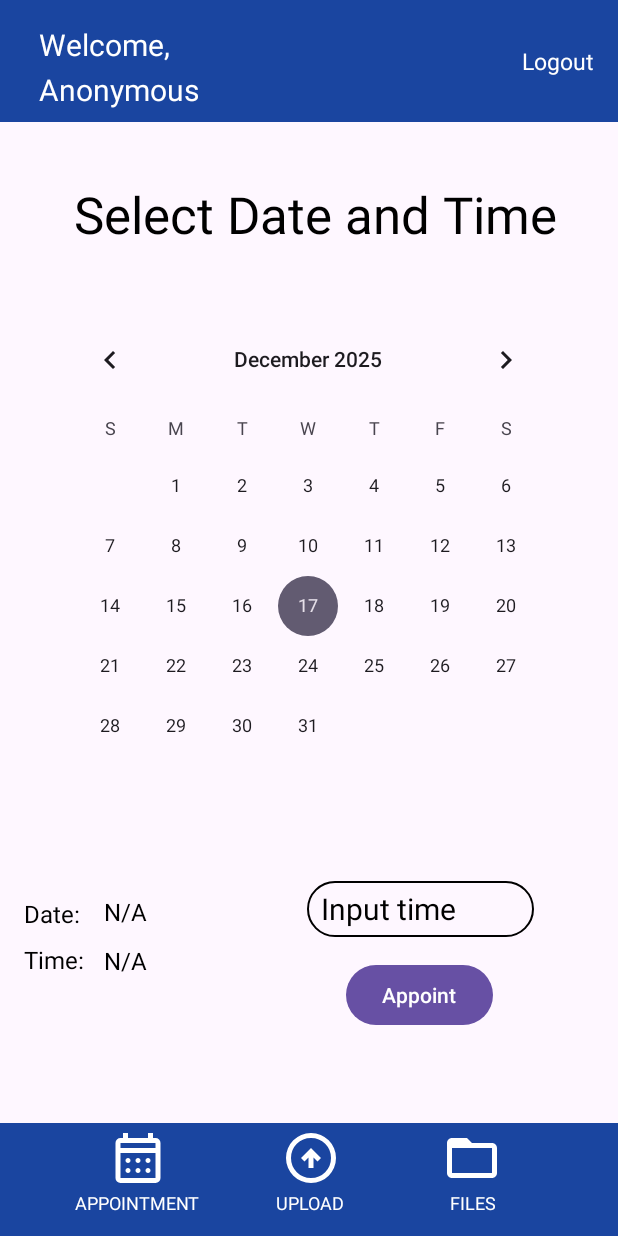
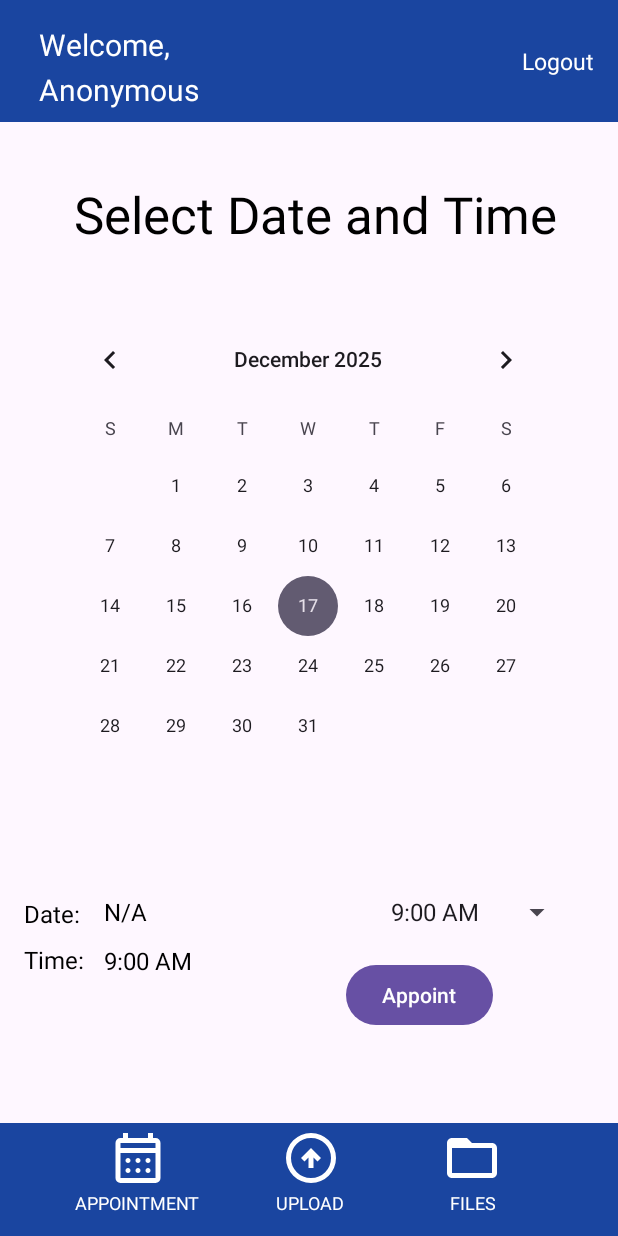
Before and after one commit to Kenzhi-Kun/GroupBlastingFinalsOS, an Android app: the ClientAppointment screen opened directly, with no data from a screen before it, on a phone screen of 412 x 824 dp. Run offline under Robolectric (Android 15) with nearby library versions, the phone set to English and light mode, and no system bars; our stand-ins replace Firebase (no records; nobody signed in at launch, a user with empty details on screens opened directly); Roboto replaces fonts that are not available here.

Commit message:
better time dropdown box

```diff
--- a/app/src/main/java/com/example/finalsgroupblasting/ClientAppointment.java
+++ b/app/src/main/java/com/example/finalsgroupblasting/ClientAppointment.java
@@ -2,14 +2,16 @@ package com.example.finalsgroupblasting;
 
 import android.content.Intent;
 import android.os.Bundle;
-import android.util.Log;
 import android.view.View;
 import android.view.Window;
 import android.view.WindowManager;
+import android.widget.AdapterView;
+import android.widget.ArrayAdapter;
 import android.widget.Button;
 import android.widget.CalendarView;
 import android.widget.EditText;
 import android.widget.ImageView;
+import android.widget.Spinner;
 import android.widget.TextView;
 import android.widget.Toast;
 
@@ -25,7 +27,6 @@ import com.google.firebase.auth.FirebaseUser;
 import com.google.firebase.database.DatabaseReference;
 import com.google.firebase.database.FirebaseDatabase;
 
-import java.util.ArrayList;
 import java.util.HashMap;
 
 public class ClientAppointment extends AppCompatActivity {
@@ -35,9 +36,10 @@ public class ClientAppointment extends AppCompatActivity {
     private TextView userName;
     private CalendarView calendarView;
     private Button addtoQueue;
-    private EditText timeInput;
     private TextView date;
     private TextView time;
+
+    private Spinner timeDropdown;
 
 
     @Override
@@ -48,16 +50,18 @@ public class ClientAppointment extends AppCompatActivity {
         this.getWindow().setFlags(WindowManager.LayoutParams.FLAG_FULLSCREEN, WindowManager.LayoutParams.FLAG_FULLSCREEN);
         getSupportActionBar().hide();
         setContentView(R.layout.activity_client_appointment);
-
+        timeDropdown = findViewById(R.id.dateDropdown);
+        String[] timeSlots={"9:00 AM","10:00 AM","11:00 AM","12:00 PM","1:00 PM", "2:00 PM", "3:00 PM", "4:00 PM", "5:00 PM"};
+        ArrayAdapter<String> adapter = new ArrayAdapter<>(this, android.R.layout.simple_spinner_item, timeSlots);
+        adapter.setDropDownViewResource(android.R.layout.simple_spinner_dropdown_item);
+        timeDropdown.setAdapter(adapter);
         addtoQueue = findViewById(R.id.appoint_button);
         uploadButton = findViewById(R.id.upload_home_client4);
         filesButton = findViewById(R.id.files_home_client4);
         logoutButton = findViewById(R.id.logoutTextBtn4);
         userName = findViewById(R.id.user_name5);
         calendarView = findViewById(R.id.calendarView);
-        timeInput = findViewById(R.id.time_input);
 
-        // Text ID's
         date = findViewById(R.id.date1);
         time = findViewById(R.id.time1);
 
@@ -98,20 +102,16 @@ public class ClientAppointment extends AppCompatActivity {
             }
         });
 
-        timeInput.addTextChangedListener(new android.text.TextWatcher() {
+        timeDropdown.setOnItemSelectedListener(new AdapterView.OnItemSelectedListener() {
             @Override
-            public void beforeTextChanged(CharSequence s, int start, int count, int after) {
-
+            public void onItemSelected(AdapterView<?> parent, View view, int position, long id) {
+                String selectedTime = parent.getItemAtPosition(position).toString();
+                time.setText(selectedTime);
             }
 
             @Override
-            public void onTextChanged(CharSequence s, int start, int before, int count) {
-                time.setText(s);
-            }
-
-            @Override
-            public void afterTextChanged(android.text.Editable s) {
-
+            public void onNothingSelected(AdapterView<?> parent) {
+                time.setText("");
             }
         });
 
--- a/app/src/main/res/layout/activity_client_appointment.xml
+++ b/app/src/main/res/layout/activity_client_appointment.xml
@@ -60,23 +60,18 @@
         app:layout_constraintTop_toTopOf="parent"
         app:layout_constraintVertical_bias="0.792" />
 
-    <EditText
-        android:id="@+id/time_input"
-        android:layout_width="151dp"
-        android:layout_height="37dp"
-        android:autofillHints=""
-        android:background="@drawable/rounded_corner"
-        android:hint="  Input time"
-        android:inputType="text"
-        android:textColor="@color/black"
-        android:textColorHint="@color/black"
-        android:textSize="20sp"
+    <Spinner
+        android:id="@+id/dateDropdown"
+        android:layout_width="129dp"
+        android:layout_height="28dp"
+        android:prompt="@string/date_prompt"
+        android:spinnerMode="dropdown"
         app:layout_constraintBottom_toBottomOf="parent"
         app:layout_constraintEnd_toEndOf="parent"
-        app:layout_constraintHorizontal_bias="0.784"
+        app:layout_constraintHorizontal_bias="0.894"
         app:layout_constraintStart_toStartOf="parent"
         app:layout_constraintTop_toTopOf="parent"
-        app:layout_constraintVertical_bias="0.747" />
+        app:layout_constraintVertical_bias="0.746" />
 
     <TextView
         android:id="@+id/welcome9"
--- a/app/src/main/res/values/strings.xml
+++ b/app/src/main/res/values/strings.xml
@@ -16,4 +16,6 @@
     <string name="enter_your_password">Enter your Password</string>
     <string name="enter_your_email">Enter your Email</string>
     <string name="enter_your_username">Enter your Username</string>
+    <string name="sign_up_btn">Sign Up</string>
+    <string name="date_prompt">Select a date</string>
 </resources>
```
